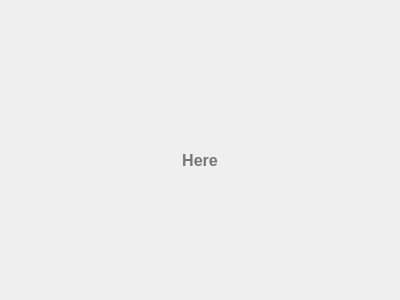
First picture: the form in src/main/resources/base/placeholder.ui, repository redbug312/ntuoc13-punch-clock, before the edit.
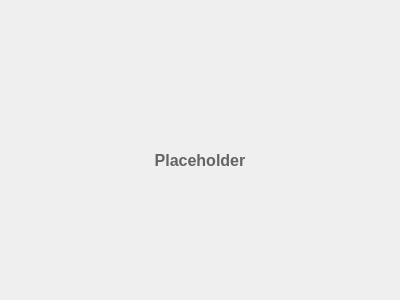
Second picture: the form after the edit.

Commit message: Rename UI components

```diff
--- a/src/main/resources/base/placeholder.ui
+++ b/src/main/resources/base/placeholder.ui
@@ -46,10 +46,10 @@
    <item>
     <widget class="QLabel" name="textLabel">
      <property name="styleSheet">
-      <string notr="true">color: #767676; font-size: 16px; font-weight: 700;</string>
+      <string notr="true">color: #646464; font-size: 16px; font-weight: 700;</string>
      </property>
      <property name="text">
-      <string>Here</string>
+      <string>Placeholder</string>
      </property>
      <property name="alignment">
       <set>Qt::AlignCenter</set>
```
Left out of the diff: 4 changed lines with no effect on the pictures. The commit also changes 3 other files.
